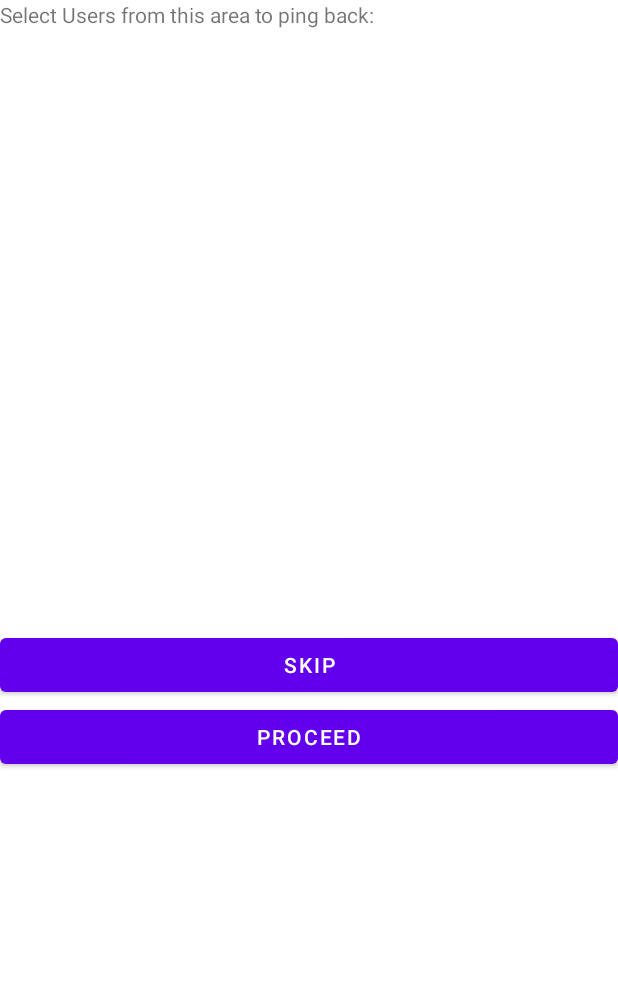
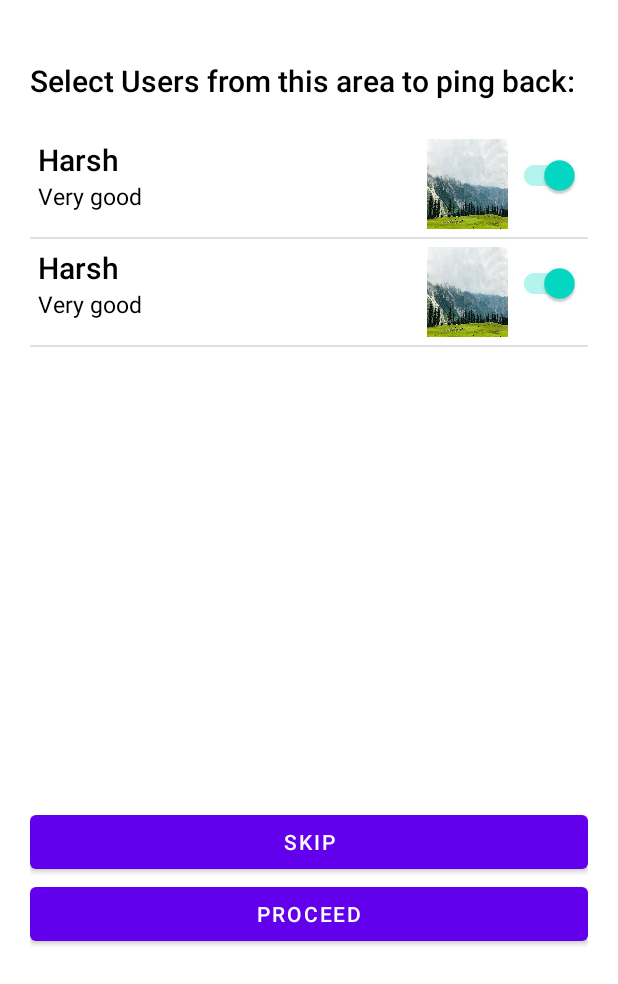
Before and after one commit to Tech-Elites/Ping_App, an Android app: the PingConfirmNewPing_PingBacks screen opened directly, with no data from a screen before it, on a phone screen of 412 x 824 dp. Shown: the top 984 px of the screen. Run offline under Robolectric (Android 15) with nearby library versions, the phone set to English and light mode, and no system bars.

Commit message:
custom adaptors

```diff
--- /dev/null
+++ b/app/src/main/java/com/example/ping/CustomAdaptorNameDescSwitch.java
@@ -0,0 +1,52 @@
+package com.example.ping;
+
+import android.content.Context;
+import android.view.LayoutInflater;
+import android.view.View;
+import android.view.ViewGroup;
+import android.widget.ArrayAdapter;
+import android.widget.Switch;
+import android.widget.TextView;
+
+import androidx.annotation.NonNull;
+import androidx.annotation.Nullable;
+import androidx.appcompat.widget.SwitchCompat;
+
+import java.util.ArrayList;
+
+public class CustomAdaptorNameDescSwitch extends ArrayAdapter<PingBackImageSwitchClass> {
+
+    public CustomAdaptorNameDescSwitch(@NonNull Context context, ArrayList<PingBackImageSwitchClass> arrayList) {
+        super(context, 0, arrayList);
+    }
+
+    @NonNull
+    @Override
+    public View getView(int position, @Nullable View convertView, @NonNull ViewGroup parent) {
+
+        View currentItemView = convertView;
+
+
+        if (currentItemView == null) {
+            currentItemView = LayoutInflater.from(getContext()).inflate(R.layout.custom_adaptor_template_namedescimage_switch, parent, false);
+        }
+
+        try{
+            PingBackImageSwitchClass currentUser = getItem(position);
+
+            TextView tname = currentItemView.findViewById(R.id.customLay2Name);
+            TextView descname = currentItemView.findViewById(R.id.customLay2Desc);
+            SwitchCompat sname = currentItemView.findViewById(R.id.customLay2Switch);
+
+            boolean status=currentUser.isStatus();
+            sname.setChecked(status);
+            tname.setText(currentUser.getName());
+            descname.setText(currentUser.getDescription());
+
+        }catch (Exception e){
+            System.out.println(e);
+        }
+
+        return currentItemView;
+    }
+}
--- /dev/null
+++ b/app/src/main/java/com/example/ping/PingBackImageSwitchClass.java
@@ -0,0 +1,39 @@
+package com.example.ping;
+
+public class PingBackImageSwitchClass {
+    private String name,description;
+    private boolean status;
+
+    public PingBackImageSwitchClass(String name, String description, boolean status) {
+        this.name = name;
+        this.description = description;
+        this.status = status;
+    }
+
+    public PingBackImageSwitchClass() {
+    }
+
+    public String getName() {
+        return name;
+    }
+
+    public void setName(String name) {
+        this.name = name;
+    }
+
+    public String getDescription() {
+        return description;
+    }
+
+    public void setDescription(String description) {
+        this.description = description;
+    }
+
+    public boolean isStatus() {
+        return status;
+    }
+
+    public void setStatus(boolean status) {
+        this.status = status;
+    }
+}
--- a/app/src/main/java/com/example/ping/PingConfirmNewPing_PingBacks.java
+++ b/app/src/main/java/com/example/ping/PingConfirmNewPing_PingBacks.java
@@ -3,12 +3,36 @@ package com.example.ping;
 import androidx.appcompat.app.AppCompatActivity;
 
 import android.os.Bundle;
+import android.view.View;
+import android.widget.ListView;
+
+import java.util.ArrayList;
 
 public class PingConfirmNewPing_PingBacks extends AppCompatActivity {
+
+    ListView listView;
+    ArrayList<PingBackImageSwitchClass> arrayList=new ArrayList<>();
+    CustomAdaptorNameDescSwitch customAdaptor;
+    PingBackImageSwitchClass u1;
 
     @Override
     protected void onCreate(Bundle savedInstanceState) {
         super.onCreate(savedInstanceState);
         setContentView(R.layout.activity_ping_confirm_new_ping__ping_backs);
+
+        listView=findViewById(R.id.newPingPingbackListView);
+        u1=new PingBackImageSwitchClass("Harsh","Very good",true);
+        arrayList.add(u1);
+        arrayList.add(u1);
+        customAdaptor = new CustomAdaptorNameDescSwitch(this,arrayList);
+        listView.setAdapter(customAdaptor);
+    }
+
+    public void newPingPingbackSkip(View view) {
+
+    }
+
+    public void newPingPingbackProceed(View view) {
+
     }
 }
--- a/app/src/main/res/layout/activity_ping_confirm_new_ping__ping_backs.xml
+++ b/app/src/main/res/layout/activity_ping_confirm_new_ping__ping_backs.xml
@@ -9,28 +9,36 @@
     <LinearLayout
         android:layout_width="match_parent"
         android:layout_height="match_parent"
+        android:padding="20dp"
         android:orientation="vertical">
 
         <TextView
             android:id="@+id/textView6"
             android:layout_width="match_parent"
+            android:textColor="@color/black"
+            android:fontFamily="sans-serif-medium"
+            android:textSize="20dp"
+            android:paddingVertical="20dp"
             android:layout_height="wrap_content"
             android:text="Select Users from this area to ping back:" />
 
         <ListView
+            android:id="@+id/newPingPingbackListView"
             android:layout_width="match_parent"
-            android:layout_height="400dp" />
+            android:layout_height="450dp" />
 
         <Button
             android:id="@+id/button7"
             android:layout_width="match_parent"
             android:layout_height="wrap_content"
+            android:onClick="newPingPingbackSkip"
             android:text="Skip" />
 
         <Button
             android:id="@+id/button8"
             android:layout_width="match_parent"
             android:layout_height="wrap_content"
+            android:onClick="newPingPingbackProceed"
             android:text="Proceed" />
     </LinearLayout>
 </androidx.constraintlayout.widget.ConstraintLayout>
--- /dev/null
+++ b/app/src/main/res/layout/custom_adaptor_template_namedescimage_switch.xml
@@ -0,0 +1,55 @@
+<?xml version="1.0" encoding="utf-8"?>
+<androidx.constraintlayout.widget.ConstraintLayout
+    xmlns:android="http://schemas.android.com/apk/res/android"
+    xmlns:app="http://schemas.android.com/apk/res-auto"
+    xmlns:tools="http://schemas.android.com/tools"
+    android:layout_width="match_parent"
+    android:layout_height="match_parent">
+
+    <LinearLayout
+        android:padding="5dp"
+        android:layout_width="match_parent"
+        android:layout_height="wrap_content"
+        android:orientation="horizontal">
+
+        <LinearLayout
+            android:layout_weight="1"
+            android:layout_width="match_parent"
+            android:layout_height="match_parent"
+            android:orientation="vertical">
+
+            <TextView
+                android:id="@+id/customLay2Name"
+                android:layout_width="match_parent"
+                android:layout_height="wrap_content"
+                android:textColor="@color/black"
+                android:fontFamily="sans-serif-medium"
+                android:textSize="20dp"
+                android:text="TextView" />
+
+            <TextView
+                android:id="@+id/customLay2Desc"
+                android:layout_width="match_parent"
+                android:layout_height="wrap_content"
+                android:textColor="@color/black"
+                android:textSize="15dp"
+                android:text="TextView" />
+
+        </LinearLayout>
+
+        <ImageView
+            android:layout_weight="3"
+            android:id="@+id/imageView3"
+            android:layout_width="match_parent"
+            android:layout_height="60dp"
+            android:padding="5dp"
+            android:background="@drawable/scenery" />
+
+        <androidx.appcompat.widget.SwitchCompat
+            android:id="@+id/customLay2Switch"
+            android:layout_width="wrap_content"
+            android:layout_height="wrap_content"
+
+            />
+    </LinearLayout>
+</androidx.constraintlayout.widget.ConstraintLayout>
```
Also changed, not shown: app/src/main/java/com/example/ping/CompanionSwitchClass.java (added, +30 -0 lines), app/src/main/java/com/example/ping/CustomAdaptorSingleValue.java (added, +50 -0 lines), app/src/main/java/com/example/ping/PingConfirmNewPing.java (+19 -0 lines), app/src/main/res/layout/activity_ping_confirm_new_ping.xml (+10 -1 lines), app/src/main/res/layout/custom_adaptor_template_singlevalue.xml (added, +28 -0 lines), app/src/main/res/drawable-v24/scenery.png (added).
